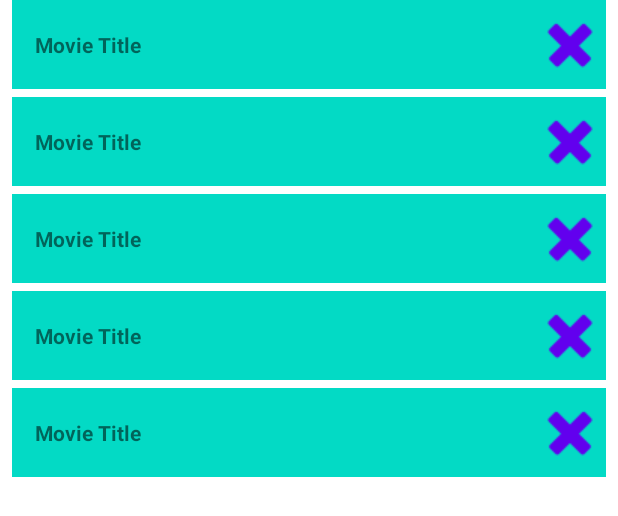
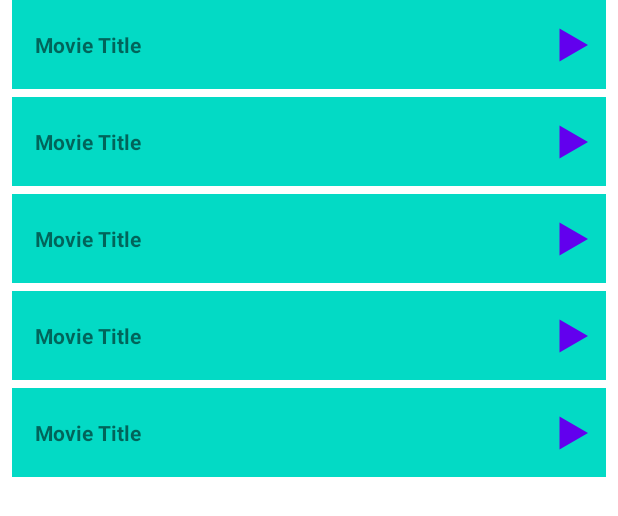
Before and after one commit to osvalros/relationship-app-android, an Android app: the layout movie_list.xml on its own in the app's theme, with its tools: preview values and no code run, on a phone screen of 412 x 824 dp. Shown: the top 516 px of the screen. Run offline under Robolectric (Android 15) with nearby library versions, the phone set to English and light mode, and no system bars.

Commit message:
Replace delete cross with triangle on movie item

```diff
--- a/app/src/main/res/layout/movie_item.xml
+++ b/app/src/main/res/layout/movie_item.xml
@@ -21,14 +21,13 @@
         app:layout_constraintTop_toTopOf="parent"
         app:layout_constraintBottom_toBottomOf="parent"
         />
-    <Button
-        android:id="@+id/remove_movie_button"
+    <ImageView
         android:layout_height="match_parent"
         android:layout_width="0dp"
-        android:background="@android:drawable/ic_delete"
+        android:background="@drawable/ic_triangle_right"
+        android:layout_marginEnd="10dp"
         app:layout_constraintTop_toTopOf="parent"
         app:layout_constraintBottom_toBottomOf="parent"
         app:layout_constraintRight_toRightOf="parent"
-        app:layout_constraintDimensionRatio="1:1"
         />
 </androidx.constraintlayout.widget.ConstraintLayout>
```
